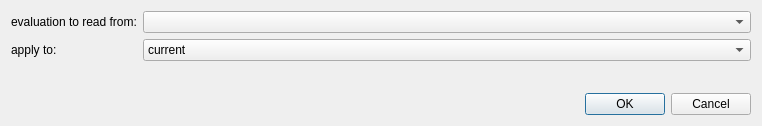
This is plugins/fcsmsdevaluation/qffcsmsdevaluationgetnfromfits.ui in jkriege2/QuickFit3 as Qt 5 draws it before an edit. The edited form follows.
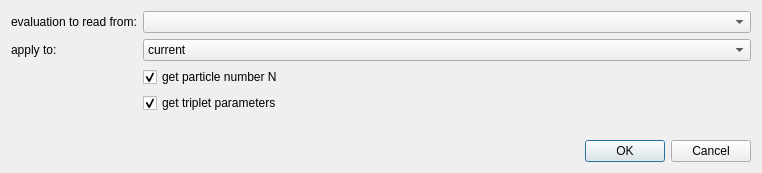
This is the edited form. Custom widgets are drawn as their Qt base class.

Commit message: QuickFit3/FCS_MSD_fit:   - added 2D and 3D model with triplet correction

What changed in the file:
```diff
--- a/plugins/fcsmsdevaluation/qffcsmsdevaluationgetnfromfits.ui
+++ b/plugins/fcsmsdevaluation/qffcsmsdevaluationgetnfromfits.ui
@@ -7,7 +7,7 @@
     <x>0</x>
     <y>0</y>
     <width>762</width>
-    <height>126</height>
+    <height>173</height>
    </rect>
   </property>
   <property name="windowTitle">
@@ -57,6 +57,26 @@
      <item row="0" column="1">
       <widget class="QFResultsGroupComboBox" name="cmbEval"/>
      </item>
+     <item row="3" column="1">
+      <widget class="QCheckBox" name="chkGetN">
+       <property name="text">
+        <string>get particle number N</string>
+       </property>
+       <property name="checked">
+        <bool>true</bool>
+       </property>
+      </widget>
+     </item>
+     <item row="4" column="1">
+      <widget class="QCheckBox" name="chkGetTriplet">
+       <property name="text">
+        <string>get triplet parameters</string>
+       </property>
+       <property name="checked">
+        <bool>true</bool>
+       </property>
+      </widget>
+     </item>
     </layout>
    </item>
    <item>
```
Left out of the diff: 10 changed lines with no effect on the pictures. The commit also changes 10 other files.
